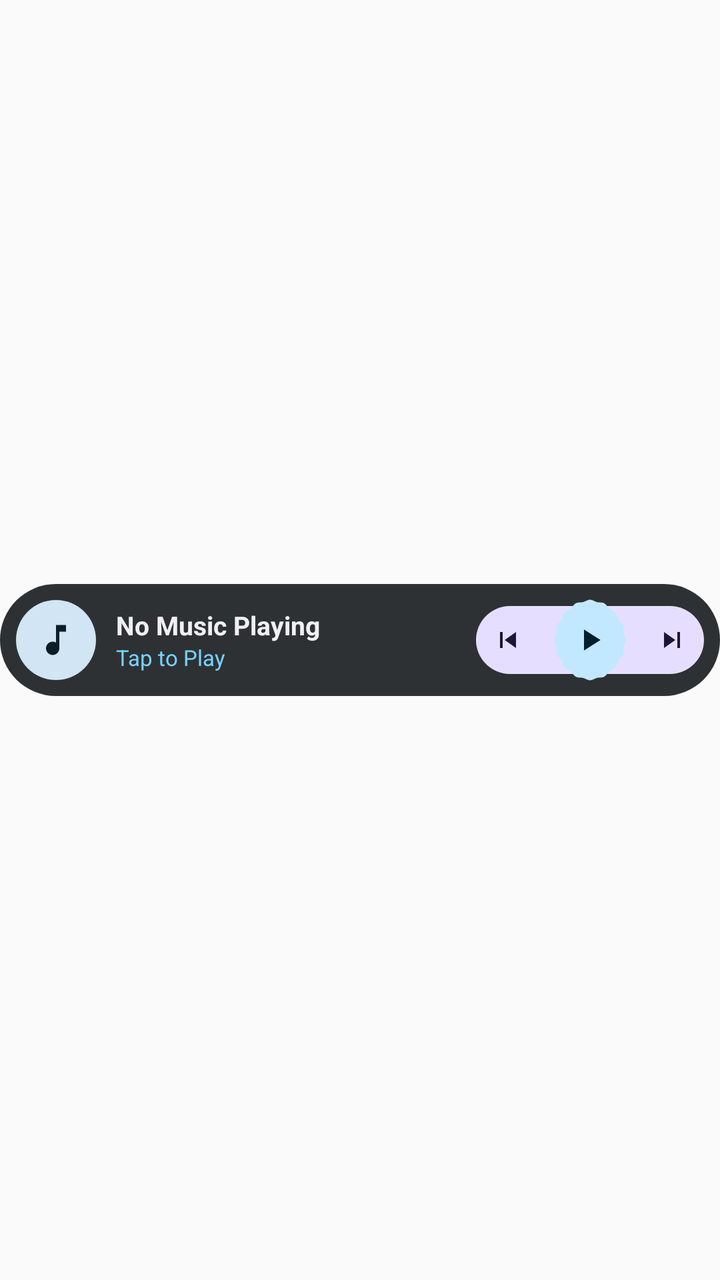
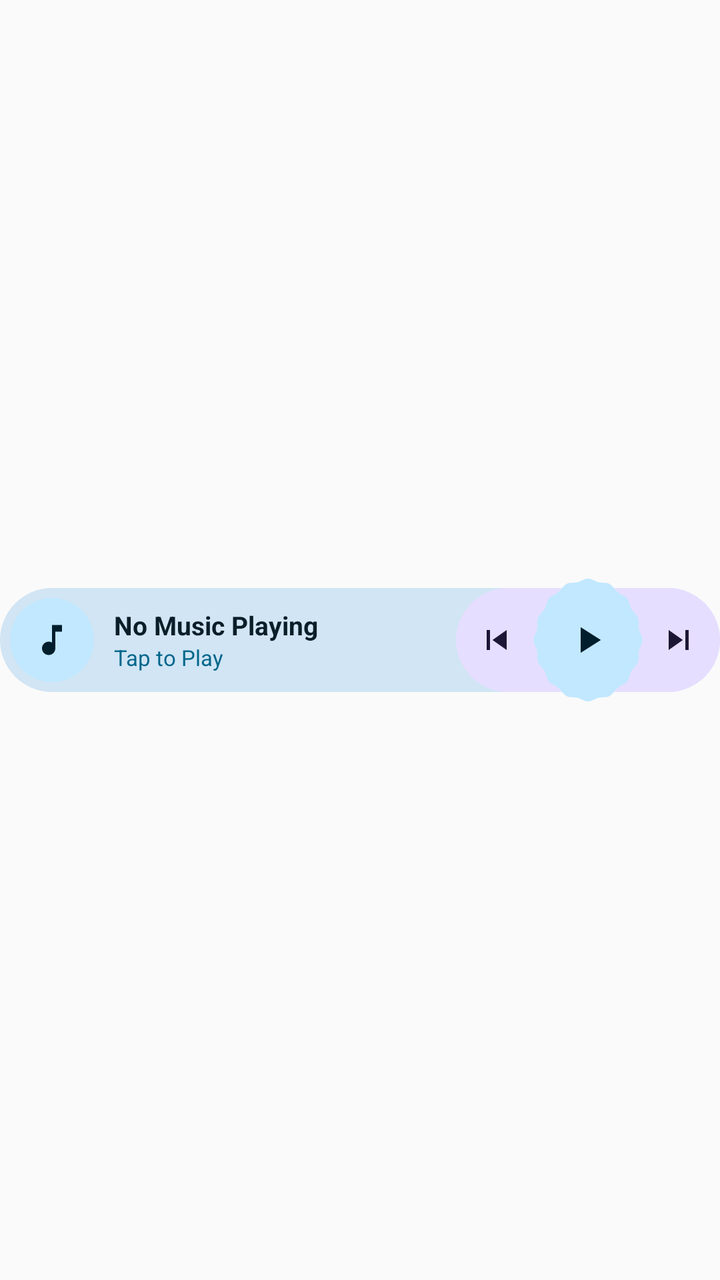

The first picture is an Android layout as it rendered before a commit; the second is the same layout after the commit. The layout source and the unified diff follow.
<!-- AndroidManifest.xml: application theme Theme.MaterialWidgets -->
<!-- res/layout/widget_preview_music_pill.xml -->
<?xml version="1.0" encoding="utf-8"?>
<FrameLayout xmlns:android="http://schemas.android.com/apk/res/android"
    android:layout_width="match_parent"
    android:layout_height="match_parent"
    android:paddingVertical="4dp">

    <LinearLayout
        android:layout_width="match_parent"
        android:layout_height="56dp"
        android:layout_gravity="center"
        android:background="@drawable/bg_widget_pill"
        android:backgroundTint="@color/widget_preview_inverse_surface"
        android:gravity="center_vertical"
        android:orientation="horizontal"
        android:paddingHorizontal="8dp">

        <FrameLayout
            android:layout_width="40dp"
            android:layout_height="40dp"
            android:background="@drawable/bg_widget_circle"
            android:backgroundTint="@color/widget_preview_secondary_container">

            <ImageView
                android:layout_width="20dp"
                android:layout_height="20dp"
                android:layout_gravity="center"
                android:contentDescription="@null"
                android:src="@drawable/ic_music_note"
                android:tint="@color/widget_preview_on_secondary_container" />
        </FrameLayout>

        <LinearLayout
            android:layout_width="0dp"
            android:layout_height="wrap_content"
            android:layout_marginHorizontal="10dp"
            android:layout_weight="1"
            android:orientation="vertical">

            <TextView
                android:layout_width="match_parent"
                android:layout_height="wrap_content"
                android:singleLine="true"
                android:text="No Music Playing"
                android:textColor="@color/widget_preview_inverse_on_surface"
                android:textSize="13sp"
                android:textStyle="bold" />

            <TextView
                android:layout_width="match_parent"
                android:layout_height="wrap_content"
                android:singleLine="true"
                android:text="Tap to Play"
                android:textColor="@color/widget_preview_inverse_primary"
                android:textSize="11sp" />
        </LinearLayout>

        <FrameLayout
            android:layout_width="114dp"
            android:layout_height="42dp">

            <LinearLayout
                android:layout_width="match_parent"
                android:layout_height="34dp"
                android:layout_gravity="center"
                android:background="@drawable/bg_widget_pill"
                android:backgroundTint="@color/widget_preview_tertiary_container"
                android:gravity="center_vertical"
                android:orientation="horizontal"
                android:paddingHorizontal="8dp">

                <ImageView
                    android:layout_width="16dp"
                    android:layout_height="16dp"
                    android:contentDescription="@null"
                    android:src="@drawable/ic_music_prev"
                    android:tint="@color/widget_preview_on_tertiary_container" />

                <FrameLayout
                    android:layout_width="0dp"
                    android:layout_height="1dp"
                    android:layout_weight="1" />

                <ImageView
                    android:layout_width="16dp"
                    android:layout_height="16dp"
                    android:contentDescription="@null"
                    android:src="@drawable/ic_music_next"
                    android:tint="@color/widget_preview_on_tertiary_container" />
            </LinearLayout>

            <FrameLayout
                android:layout_width="42dp"
                android:layout_height="42dp"
                android:layout_gravity="center"
                android:background="@drawable/bg_scalloped_badge_12"
                android:backgroundTint="@color/widget_preview_primary_container">

                <ImageView
                    android:layout_width="18dp"
                    android:layout_height="18dp"
                    android:layout_gravity="center"
                    android:contentDescription="@null"
                    android:src="@drawable/ic_music_play"
                    android:tint="@color/widget_preview_on_primary_container" />
            </FrameLayout>
        </FrameLayout>
    </LinearLayout>
</FrameLayout>
<!-- resources referenced by this layout -->
<resources>
  <color name="widget_preview_inverse_on_surface">#FFEFF1F4</color>
  <color name="widget_preview_inverse_primary">#FF87CFF9</color>
  <color name="widget_preview_inverse_surface">#FF2D3133</color>
  <color name="widget_preview_on_primary_container">#FFFFFFFF</color>
  <color name="widget_preview_on_secondary_container">#FF344D5C</color>
  <color name="widget_preview_on_tertiary_container">#FFFFFFFF</color>
  <color name="widget_preview_primary_container">#FF23759B</color>
  <color name="widget_preview_secondary_container">#FFCFEAFD</color>
  <color name="widget_preview_tertiary_container">#FF885E9A</color>
  <!-- drawable bg_widget_circle (drawable) -->
  <?xml version="1.0" encoding="utf-8"?>
  <shape xmlns:android="http://schemas.android.com/apk/res/android"
      android:shape="oval">
      <solid android:color="@android:color/white" />
  </shape>
  <!-- drawable bg_widget_pill (drawable) -->
  <?xml version="1.0" encoding="utf-8"?>
  <shape xmlns:android="http://schemas.android.com/apk/res/android"
      android:shape="rectangle">
      <solid android:color="@android:color/white" />
      <corners android:radius="999dp" />
  </shape>
  <!-- drawable ic_music_next (drawable) -->
  <?xml version="1.0" encoding="utf-8"?>
  <vector xmlns:android="http://schemas.android.com/apk/res/android"
      android:width="24dp"
      android:height="24dp"
      android:viewportWidth="24"
      android:viewportHeight="24">
      <path
          android:fillColor="@android:color/white"
          android:pathData="M6,18l8.5,-6L6,6v12zM16,6v12h2V6h-2z" />
  </vector>
  <!-- drawable ic_music_note (drawable) -->
  <?xml version="1.0" encoding="utf-8"?>
  <vector xmlns:android="http://schemas.android.com/apk/res/android"
      android:width="24dp"
      android:height="24dp"
      android:viewportWidth="24"
      android:viewportHeight="24">
      <path
          android:fillColor="@android:color/white"
          android:pathData="M12,3v10.55c-0.59,-0.34 -1.27,-0.55 -2,-0.55 -2.21,0 -4,1.79 -4,4s1.79,4 4,4 4,-1.79 4,-4V7h4V3h-6z" />
  </vector>
  <!-- drawable ic_music_play (drawable) -->
  <?xml version="1.0" encoding="utf-8"?>
  <vector xmlns:android="http://schemas.android.com/apk/res/android"
      android:width="24dp"
      android:height="24dp"
      android:viewportWidth="24"
      android:viewportHeight="24">
      <path
          android:fillColor="@android:color/white"
          android:pathData="M8,5v14l11,-7z" />
  </vector>
  <!-- drawable ic_music_prev (drawable) -->
  <?xml version="1.0" encoding="utf-8"?>
  <vector xmlns:android="http://schemas.android.com/apk/res/android"
      android:width="24dp"
      android:height="24dp"
      android:viewportWidth="24"
      android:viewportHeight="24">
      <path
          android:fillColor="@android:color/white"
          android:pathData="M6,6h2v12H6zM9.5,12l8.5,6V6z" />
  </vector>
  <style name="Theme.MaterialWidgets" parent="android:Theme.Material.Light.NoActionBar" />
  <!-- unchanged entries left out for length: 1 -->
</resources>

<!-- the commit's change to res/layout/widget_preview_music_pill.xml (unified diff, before → after) -->
@@ -1,24 +1,23 @@
 <?xml version="1.0" encoding="utf-8"?>
 <FrameLayout xmlns:android="http://schemas.android.com/apk/res/android"
     android:layout_width="match_parent"
-    android:layout_height="match_parent"
-    android:paddingVertical="4dp">
+    android:layout_height="match_parent">
 
     <LinearLayout
         android:layout_width="match_parent"
-        android:layout_height="56dp"
+        android:layout_height="52dp"
         android:layout_gravity="center"
         android:background="@drawable/bg_widget_pill"
-        android:backgroundTint="@color/widget_preview_inverse_surface"
+        android:backgroundTint="@color/widget_preview_secondary_container"
         android:gravity="center_vertical"
-        android:orientation="horizontal"
-        android:paddingHorizontal="8dp">
+        android:orientation="horizontal">
 
         <FrameLayout
-            android:layout_width="40dp"
-            android:layout_height="40dp"
+            android:layout_width="42dp"
+            android:layout_height="42dp"
+            android:layout_marginStart="5dp"
             android:background="@drawable/bg_widget_circle"
-            android:backgroundTint="@color/widget_preview_secondary_container">
+            android:backgroundTint="@color/widget_preview_primary_container">
 
             <ImageView
                 android:layout_width="20dp"
@@ -26,7 +25,7 @@
                 android:layout_gravity="center"
                 android:contentDescription="@null"
                 android:src="@drawable/ic_music_note"
-                android:tint="@color/widget_preview_on_secondary_container" />
+                android:tint="@color/widget_preview_on_primary_container" />
         </FrameLayout>
 
         <LinearLayout
@@ -41,7 +40,7 @@
                 android:layout_height="wrap_content"
                 android:singleLine="true"
                 android:text="No Music Playing"
-                android:textColor="@color/widget_preview_inverse_on_surface"
+                android:textColor="@color/widget_preview_on_secondary_container"
                 android:textSize="13sp"
                 android:textStyle="bold" />
 
@@ -50,59 +49,66 @@
                 android:layout_height="wrap_content"
                 android:singleLine="true"
                 android:text="Tap to Play"
-                android:textColor="@color/widget_preview_inverse_primary"
+                android:textColor="@color/widget_preview_primary"
                 android:textSize="11sp" />
         </LinearLayout>
 
-        <FrameLayout
-            android:layout_width="114dp"
-            android:layout_height="42dp">
+        <LinearLayout
+            android:layout_width="132dp"
+            android:layout_height="52dp"
+            android:background="@drawable/bg_widget_pill"
+            android:backgroundTint="@color/widget_preview_tertiary_container"
+            android:gravity="center_vertical"
+            android:orientation="horizontal">
 
-            <LinearLayout
-                android:layout_width="match_parent"
-                android:layout_height="34dp"
-                android:layout_gravity="center"
-                android:background="@drawable/bg_widget_pill"
-                android:backgroundTint="@color/widget_preview_tertiary_container"
-                android:gravity="center_vertical"
-                android:orientation="horizontal"
-                android:paddingHorizontal="8dp">
+            <FrameLayout
+                android:layout_width="0dp"
+                android:layout_height="match_parent"
+                android:layout_weight="1">
 
                 <ImageView
-                    android:layout_width="16dp"
-                    android:layout_height="16dp"
+                    android:layout_width="20dp"
+                    android:layout_height="20dp"
+                    android:layout_gravity="center"
                     android:contentDescription="@null"
                     android:src="@drawable/ic_music_prev"
                     android:tint="@color/widget_preview_on_tertiary_container" />
+            </FrameLayout>
 
-                <FrameLayout
-                    android:layout_width="0dp"
-                    android:layout_height="1dp"
-                    android:layout_weight="1" />
+            <FrameLayout
+                android:layout_width="50dp"
+                android:layout_height="1dp" />
+
+            <FrameLayout
+                android:layout_width="0dp"
+                android:layout_height="match_parent"
+                android:layout_weight="1">
 
                 <ImageView
-                    android:layout_width="16dp"
-                    android:layout_height="16dp"
+                    android:layout_width="20dp"
+                    android:layout_height="20dp"
+                    android:layout_gravity="center"
                     android:contentDescription="@null"
                     android:src="@drawable/ic_music_next"
                     android:tint="@color/widget_preview_on_tertiary_container" />
-            </LinearLayout>
+            </FrameLayout>
+        </LinearLayout>
+    </LinearLayout>
 
-            <FrameLayout
-                android:layout_width="42dp"
-                android:layout_height="42dp"
-                android:layout_gravity="center"
-                android:background="@drawable/bg_scalloped_badge_12"
-                android:backgroundTint="@color/widget_preview_primary_container">
+    <FrameLayout
+        android:layout_width="64dp"
+        android:layout_height="64dp"
+        android:layout_gravity="center_vertical|end"
+        android:layout_marginEnd="34dp"
+        android:background="@drawable/bg_scalloped_badge_12"
+        android:backgroundTint="@color/widget_preview_primary_container">
 
-                <ImageView
-                    android:layout_width="18dp"
-                    android:layout_height="18dp"
-                    android:layout_gravity="center"
-                    android:contentDescription="@null"
-                    android:src="@drawable/ic_music_play"
-                    android:tint="@color/widget_preview_on_primary_container" />
-            </FrameLayout>
-        </FrameLayout>
-    </LinearLayout>
+        <ImageView
+            android:layout_width="22dp"
+            android:layout_height="22dp"
+            android:layout_gravity="center"
+            android:contentDescription="@null"
+            android:src="@drawable/ic_music_play"
+            android:tint="@color/widget_preview_on_primary_container" />
+    </FrameLayout>
 </FrameLayout>
<!-- resource entries referenced after the edit -->
@@ -1,11 +1,9 @@
 <!-- resources referenced by this layout -->
 <resources>
-  <color name="widget_preview_inverse_on_surface">#FFEFF1F4</color>
-  <color name="widget_preview_inverse_primary">#FF87CFF9</color>
-  <color name="widget_preview_inverse_surface">#FF2D3133</color>
   <color name="widget_preview_on_primary_container">#FFFFFFFF</color>
   <color name="widget_preview_on_secondary_container">#FF344D5C</color>
   <color name="widget_preview_on_tertiary_container">#FFFFFFFF</color>
+  <color name="widget_preview_primary">#FF00506E</color>
   <color name="widget_preview_primary_container">#FF23759B</color>
   <color name="widget_preview_secondary_container">#FFCFEAFD</color>
   <color name="widget_preview_tertiary_container">#FF885E9A</color>
